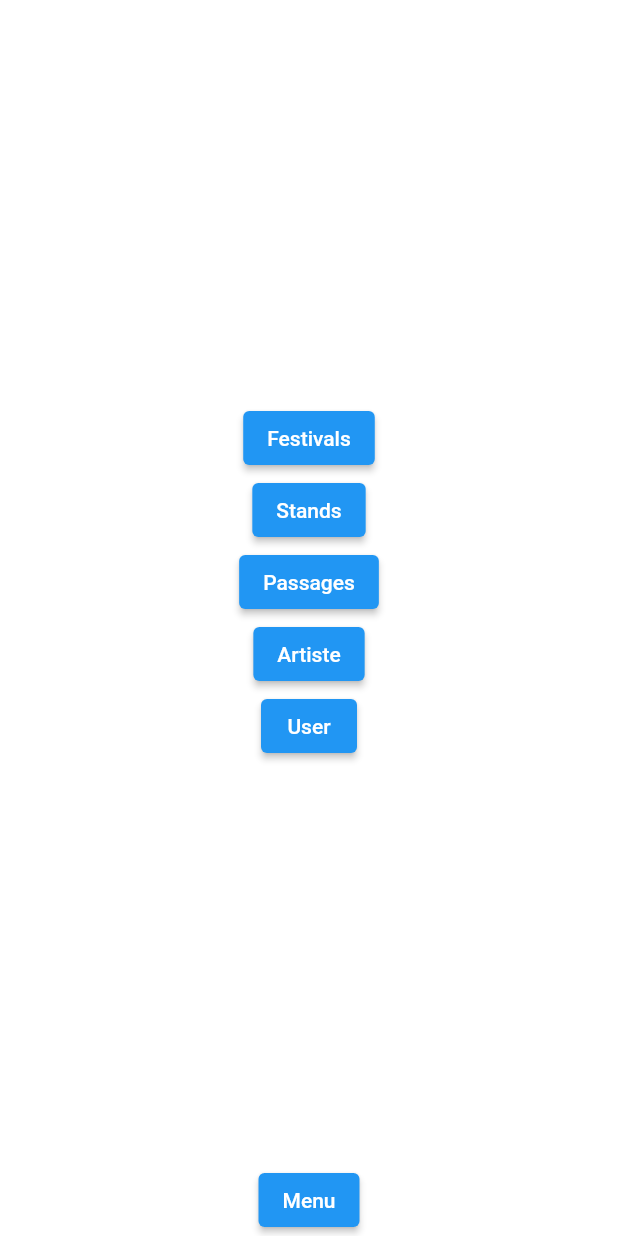
After one commit to LightInn/festival, a Flutter app: the OptionsCrudPage screen opened by its route, on a phone screen of 412 x 824 dp. The commit adds this screen. Run offline on Flutter 3.47's test engine with Material 2 defaults, Android fonts, the phone set to English and light mode, and no system bars; our stand-ins replace flutter_secure_storage, flutter_svg, simple_animations; accounts and stored records are empty; network calls fail.

Commit message:
Double liste + menu options crud

```diff
--- a/lib/components/auth/rounded_input_field.dart
+++ b/lib/components/auth/rounded_input_field.dart
@@ -1,5 +1,5 @@
+import 'package:festival/components/auth/text_field_container.dart';
 import 'package:flutter/material.dart';
-import 'package:festival/components/text_field_container.dart';
 import 'package:festival/constants.dart';
 
 class RoundedInputField extends StatelessWidget {
--- a/lib/components/auth/rounded_password_field.dart
+++ b/lib/components/auth/rounded_password_field.dart
@@ -1,5 +1,5 @@
+import 'package:festival/components/auth/text_field_container.dart';
 import 'package:flutter/material.dart';
-import 'package:festival/components/text_field_container.dart';
 import 'package:festival/constants.dart';
 
 class RoundedPasswordField extends StatelessWidget {
--- a/lib/main.dart
+++ b/lib/main.dart
@@ -1,5 +1,6 @@
 import 'dart:developer';
 
+import 'package:festival/pages/crud/options_crud_page.dart';
 import 'package:festival/pages/register_page.dart';
 import 'package:flutter/cupertino.dart';
 import 'package:flutter/material.dart';
@@ -33,6 +34,7 @@ class MyApp extends StatelessWidget {
         '/login': (BuildContext) => LoginPage(),
         '/register': (BuildContext) => RegisterPage(),
         '/home': (BuildContext) => WelcomePage(),
+        '/options': (BuildContext) => OptionsCrudPage(),
       },
     );
   }
--- a/lib/models/Festival.model.dart
+++ b/lib/models/Festival.model.dart
@@ -74,7 +74,7 @@ class Attributes {
           : DateTime.parse(json["publishedAt"]),
       stand: json["stands"] == null
           ? null
-          : List<Stand>.from(json["stands"].map((x) => Stand.fromMap(x))));
+          : List<Stand>.from(json["stands"]["data"].map((x) => Stand.fromMap(x))));
 
   Map<String, dynamic> toMap() => {
         "Name": name == null ? null : name,
--- a/lib/models/Passage.model.dart
+++ b/lib/models/Passage.model.dart
@@ -60,7 +60,7 @@ class PassageAttributes {
     publishedAt: json["publishedAt"] == null ? null : DateTime.parse(json["publishedAt"]),
     start: json["start"] == null ? null : DateTime.parse(json["start"]),
     end: json["end"] == null ? null : DateTime.parse(json["end"]),
-    artiste: json["artiste"] == null ? null : Artiste.fromMap(json["artiste"]),
+    artiste: json["artiste"] == null ? null : Artiste.fromMap(json["artiste"]["data"]),
     stand: json["stand"] == null ? null : Stand.fromMap(json["stand"]),
   );
 
--- a/lib/models/Stand.model.dart
+++ b/lib/models/Stand.model.dart
@@ -73,7 +73,7 @@ class StandAttributes {
         passages: json["passages"] == null
             ? null
             : List<Passage>.from(
-                json["passages"].map((x) => Passage.fromMap(x))),
+                json["passages"]["data"].map((x) => Passage.fromMap(x))),
         festival:
             json["event"] == null ? null : Festival.fromMap(json["event"]),
       );
--- /dev/null
+++ b/lib/pages/crud/options_crud_page.dart
@@ -0,0 +1,31 @@
+import 'package:flutter/material.dart';
+
+class OptionsCrudPage extends StatelessWidget {
+  const OptionsCrudPage({Key? key}) : super(key: key);
+
+  @override
+  Widget build(BuildContext context) {
+    return Container(
+      child: Column(
+        mainAxisAlignment: MainAxisAlignment.center,
+        children: [
+          Spacer(
+            flex: 2,
+          ),
+          ElevatedButton(onPressed: () => {}, child: Text("Festivals")),
+          ElevatedButton(onPressed: () => {}, child: Text("Stands")),
+          ElevatedButton(onPressed: () => {}, child: Text("Passages")),
+          ElevatedButton(onPressed: () => {}, child: Text("Artiste")),
+          ElevatedButton(onPressed: () => {}, child: Text("User")),
+          Spacer(
+            flex: 2,
+          ),
+          ElevatedButton(
+              onPressed: () =>
+                  {Navigator.of(context).pushReplacementNamed("/home")},
+              child: Text("Menu")),
+        ],
+      ),
+    );
+  }
+}
--- a/lib/services/FestivalService.dart
+++ b/lib/services/FestivalService.dart
@@ -15,7 +15,7 @@ Future<List<Festival>> festivalGetAll() async {
   FlutterSecureStorage storage = const FlutterSecureStorage();
   var jwt = await storage.read(key: "jwt");
 
-  var response = await http.get(Uri.parse(urlBase + "/api/events"), headers: {
+  var response = await http.get(Uri.parse(urlBase + "/api/events?populate[0]=stands&populate[1]=stands.passages&populate[2]=stands.passages.artiste"), headers: {
     'Content-Type': 'application/json',
     'Authorization': 'Bearer $jwt',
   });
```
Also changed, not shown: lib/pages/passages_list.dart (added, +78 -0 lines), lib/pages/stands_list.dart (added, +91 -0 lines), lib/pages/welcome_page.dart (+31 -2 lines), pubspec.yaml (+6 -5 lines), pubspec.lock.
